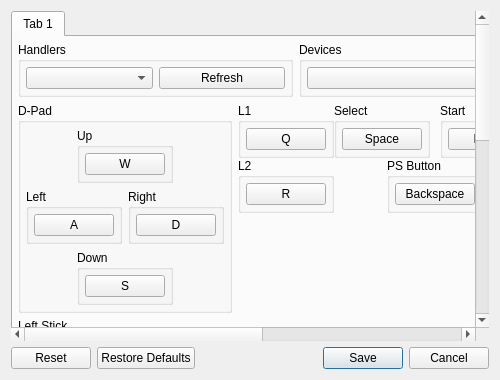
This is rpcs3/rpcs3qt/pad_settings_dialog.ui in RPCS3/rpcs3 as Qt 5 draws it before an edit. The edited form follows.
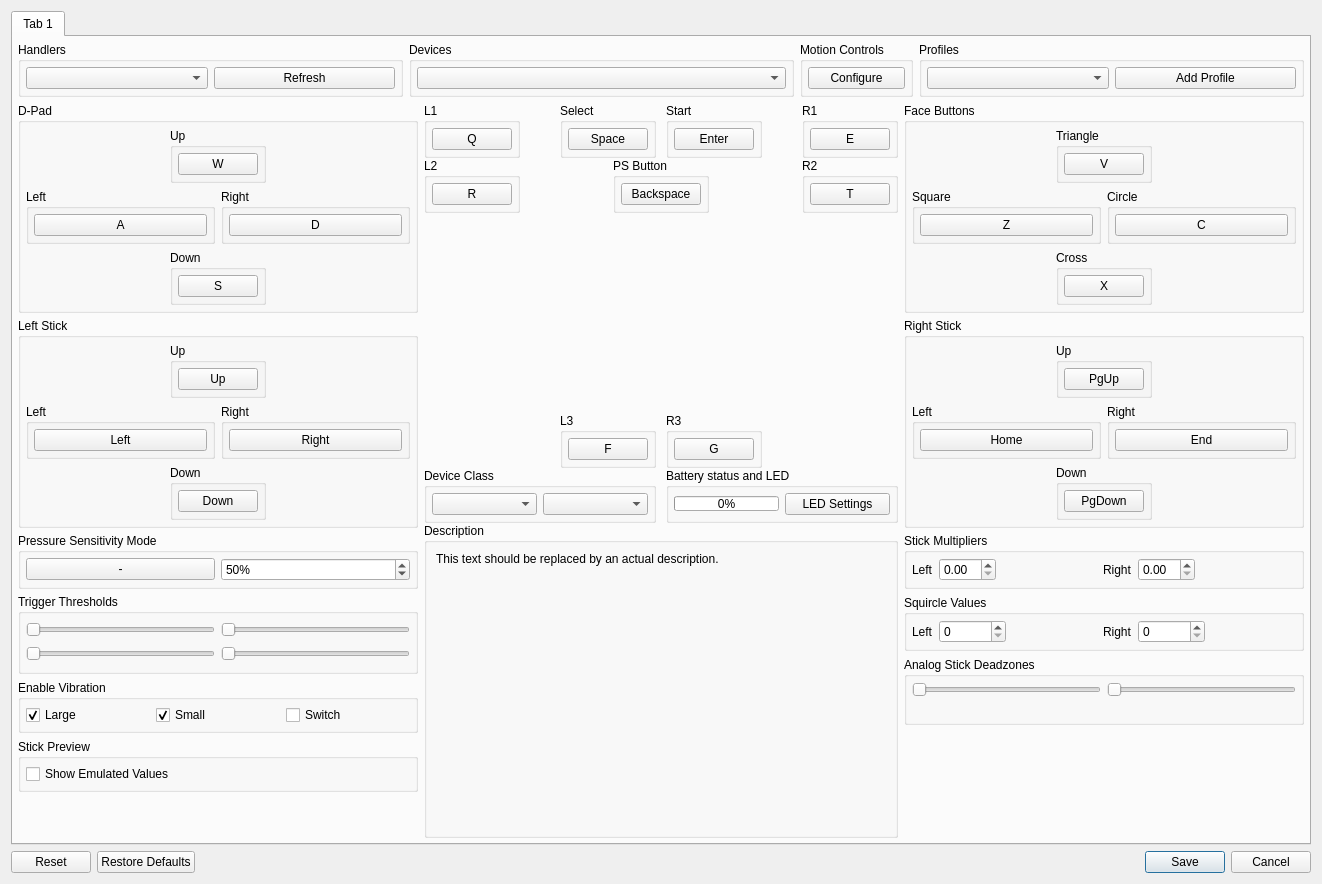
This is the edited form. Icons and pictures are not drawn.

Commit message: evdev: add motion device

Patch:
```diff
--- a/rpcs3/rpcs3qt/pad_settings_dialog.ui
+++ b/rpcs3/rpcs3qt/pad_settings_dialog.ui
@@ -9,8 +9,8 @@
    <rect>
     <x>0</x>
     <y>0</y>
-    <width>500</width>
-    <height>380</height>
+    <width>1322</width>
+    <height>884</height>
    </rect>
   </property>
   <property name="windowTitle">
@@ -37,8 +37,8 @@
        <rect>
         <x>0</x>
         <y>0</y>
-        <width>858</width>
-        <height>715</height>
+        <width>1304</width>
+        <height>837</height>
        </rect>
       </property>
       <widget class="QWidget" name="tab">
@@ -59,7 +59,7 @@
          <number>5</number>
         </property>
         <item>
-         <layout class="QHBoxLayout" name="topLayout">
+         <layout class="QHBoxLayout" name="topLayout" stretch="1,1,0,1">
           <item>
            <widget class="QGroupBox" name="gb_handlers">
             <property name="title">
@@ -118,6 +118,34 @@
             </layout>
            </widget>
           </item>
+          <item>
+           <widget class="QGroupBox" name="gb_motion_controls">
+            <property name="title">
+             <string>Motion Controls</string>
+            </property>
+            <layout class="QHBoxLayout" name="gb_buddy_device_layout">
+             <property name="leftMargin">
+              <number>5</number>
+             </property>
+             <property name="topMargin">
+              <number>5</number>
+             </property>
+             <property name="rightMargin">
+              <number>5</number>
+             </property>
+             <property name="bottomMargin">
+              <number>5</number>
+             </property>
+             <item>
+              <widget class="QPushButton" name="b_motion_controls">
+               <property name="text">
+                <string>Configure</string>
+               </property>
+              </widget>
+             </item>
+            </layout>
+           </widget>
+          </item>
           <item>
            <widget class="QGroupBox" name="gb_profiles">
             <property name="title">
```
The commit also changes 34 other files.
